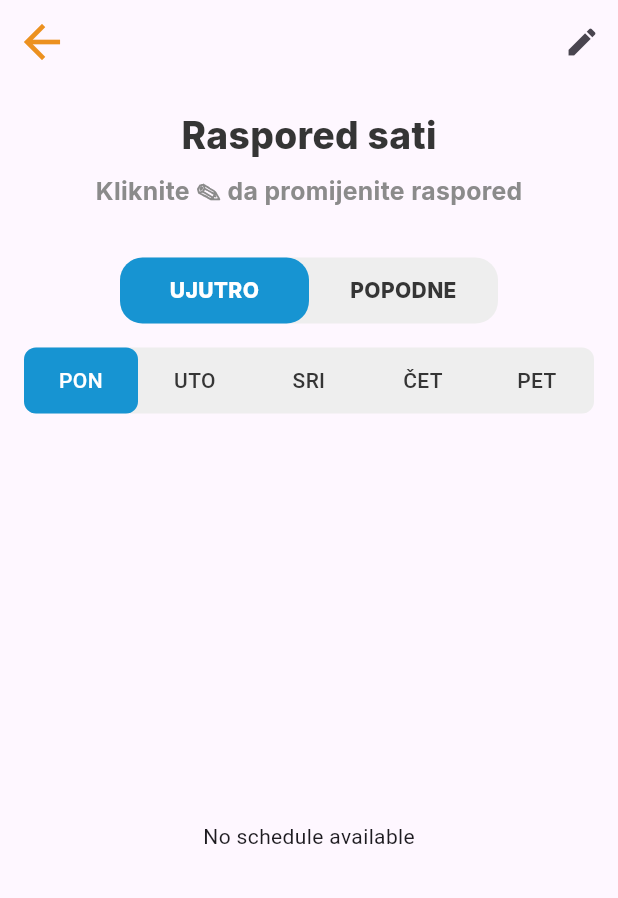
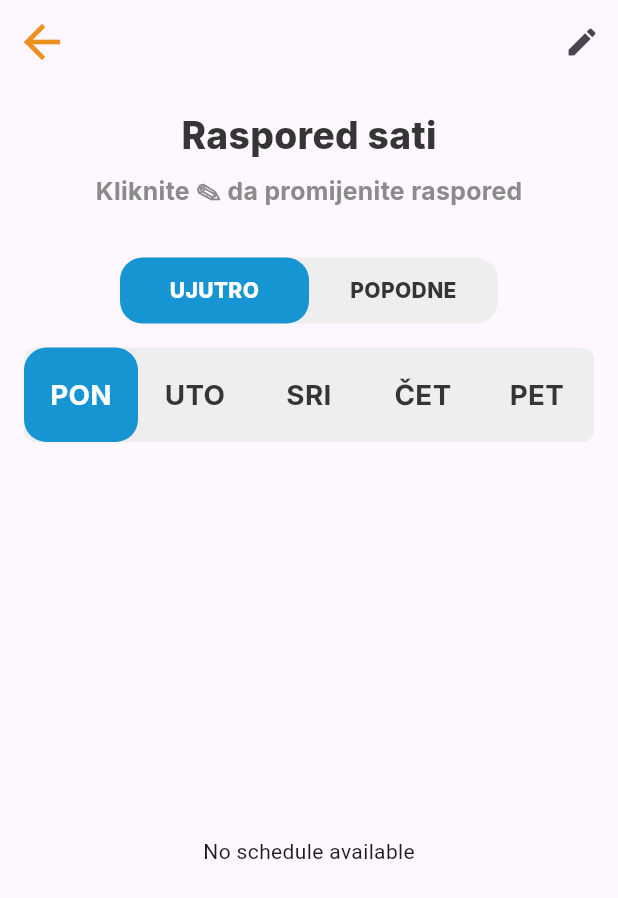
Before and after one commit to Aschmenzy/Odlikas_Flutter, a Flutter app: the SchedulePage screen opened directly, on a phone screen of 412 x 824 dp. Shown: the top 898 px of the screen. Run offline on Flutter 3.47's test engine with Material 3 defaults, Android fonts, the light colour scheme and no system bars; our stand-ins replace cloud_firestore, dotted_border, file_picker, firebase_core, flutter_dotenv, google_fonts and 4 more; missing offline and left inert: mobile_scanner, syncfusion_flutter_pdfviewer; accounts and stored records are empty; network calls fail.

Commit message:
LoginPage, HomePage, Schedule Page
----------------------------Schedule Page------------------------
refactor time button and day selector components for improved styling and functionality

--------------------------Home Page ------------------------------
Added scheduleCard and gradivoHr card

**gradivo hr card
when the card is clikced it leads to the gradivo.hr webstile

**schedule card
when the card si clicked it leads to the schedule Page
stiil need to add the display of your next subject

-------------------login page-------------------------
fixed an error if there is an accout writen with an uppecase first letter it doesnt create a new account

```diff
--- a/odlikas_mobilna/lib/pages/LoginPages/login_page.dart
+++ b/odlikas_mobilna/lib/pages/LoginPages/login_page.dart
@@ -224,8 +224,8 @@ class _LoginPageState extends State<LoginPage> {
                 fontSize: 24,
                 buttonText: "PRIJAVI SE",
                 ontap: () {
-                  handleLogin(
-                      context, emailController.text, passwordController.text);
+                  handleLogin(context, emailController.text.toLowerCase(),
+                      passwordController.text);
                 },
                 height: MediaQuery.of(context).size.width * 0.175,
                 width: MediaQuery.of(context).size.width * 1,
--- a/odlikas_mobilna/lib/pages/SchedulePage/Widgets/daySelector.dart
+++ b/odlikas_mobilna/lib/pages/SchedulePage/Widgets/daySelector.dart
@@ -1,4 +1,5 @@
 import 'package:flutter/material.dart';
+import 'package:google_fonts/google_fonts.dart';
 import 'package:odlikas_mobilna/constants/constants.dart';
 
 class DaySelector extends StatelessWidget {
@@ -46,21 +47,25 @@ class _DayButton extends StatelessWidget {
 
   @override
   Widget build(BuildContext context) {
+    final screenWidth = MediaQuery.of(context).size.width;
     return Expanded(
       child: GestureDetector(
         onTap: onTap,
         child: Container(
-          padding: const EdgeInsets.symmetric(vertical: 12),
+          padding: const EdgeInsets.symmetric(
+            vertical: 18,
+          ),
           decoration: BoxDecoration(
             color: isSelected ? AppColors.primary : Colors.transparent,
-            borderRadius: BorderRadius.circular(8),
+            borderRadius: BorderRadius.circular(15),
           ),
           child: Text(
             day.substring(0, 3),
             textAlign: TextAlign.center,
-            style: TextStyle(
+            style: GoogleFonts.inter(
               color: isSelected ? Colors.white : AppColors.secondary,
-              fontWeight: FontWeight.w500,
+              fontWeight: FontWeight.w700,
+              fontSize: screenWidth * 0.045,
             ),
           ),
         ),
--- a/odlikas_mobilna/lib/pages/SchedulePage/Widgets/timeButton.dart
+++ /dev/null
@@ -1,39 +0,0 @@
-import 'package:flutter/material.dart';
-import 'package:google_fonts/google_fonts.dart';
-import 'package:odlikas_mobilna/constants/constants.dart';
-
-class TimeButton extends StatelessWidget {
-  final String title;
-  final bool isSelected;
-  final VoidCallback onTap;
-
-  const TimeButton({
-    required this.title,
-    required this.isSelected,
-    required this.onTap,
-  });
-
-  @override
-  Widget build(BuildContext context) {
-    return Expanded(
-      child: GestureDetector(
-        onTap: onTap,
-        child: Container(
-          padding: const EdgeInsets.symmetric(vertical: 12),
-          decoration: BoxDecoration(
-            color: isSelected ? AppColors.primary : Colors.transparent,
-            borderRadius: BorderRadius.circular(15),
-          ),
-          child: Text(
-            title,
-            textAlign: TextAlign.center,
-            style: GoogleFonts.inter(
-              color: isSelected ? Colors.white : AppColors.secondary,
-              fontWeight: FontWeight.w800,
-            ),
-          ),
-        ),
-      ),
-    );
-  }
-}
--- a/odlikas_mobilna/lib/pages/SchedulePage/Widgets/timeSelector.dart
+++ b/odlikas_mobilna/lib/pages/SchedulePage/Widgets/timeSelector.dart
@@ -1,5 +1,6 @@
 import 'package:flutter/material.dart';
-import 'package:odlikas_mobilna/pages/SchedulePage/Widgets/timeButton.dart';
+import 'package:google_fonts/google_fonts.dart';
+import 'package:odlikas_mobilna/constants/constants.dart';
 
 class TimeSelector extends StatelessWidget {
   final bool isMorning;
@@ -21,12 +22,12 @@ class TimeSelector extends StatelessWidget {
       ),
       child: Row(
         children: [
-          TimeButton(
+          _TimeButton(
             title: 'UJUTRO',
             isSelected: isMorning,
             onTap: () => onChanged(true),
           ),
-          TimeButton(
+          _TimeButton(
             title: 'POPODNE',
             isSelected: !isMorning,
             onTap: () => onChanged(false),
@@ -36,3 +37,39 @@ class TimeSelector extends StatelessWidget {
     );
   }
 }
+
+class _TimeButton extends StatelessWidget {
+  final String title;
+  final bool isSelected;
+  final VoidCallback onTap;
+
+  const _TimeButton({
+    required this.title,
+    required this.isSelected,
+    required this.onTap,
+  });
+
+  @override
+  Widget build(BuildContext context) {
+    return Expanded(
+      child: GestureDetector(
+        onTap: onTap,
+        child: Container(
+          padding: const EdgeInsets.symmetric(vertical: 12),
+          decoration: BoxDecoration(
+            color: isSelected ? AppColors.primary : Colors.transparent,
+            borderRadius: BorderRadius.circular(15),
+          ),
+          child: Text(
+            title,
+            textAlign: TextAlign.center,
+            style: GoogleFonts.inter(
+              color: isSelected ? Colors.white : AppColors.secondary,
+              fontWeight: FontWeight.w800,
+            ),
+          ),
+        ),
+      ),
+    );
+  }
+}
--- a/odlikas_mobilna/lib/pages/SettingsPages/settings_page.dart
+++ b/odlikas_mobilna/lib/pages/SettingsPages/settings_page.dart
@@ -157,12 +157,13 @@ class _SettingsPageState extends State<SettingsPage> {
                             ),
                           ],
                         ),
-                        SizedBox(width: screenWidth * 0.04),
+                        Spacer(),
                         Icon(
                           Ionicons.chevron_forward_outline,
                           color: AppColors.accent,
                           size: screenWidth * 0.06,
-                        )
+                        ),
+                        SizedBox(width: screenWidth * 0.01),
                       ],
                     ),
                   ),
--- a/odlikas_mobilna/pubspec.yaml
+++ b/odlikas_mobilna/pubspec.yaml
@@ -49,6 +49,7 @@ dependencies:
   path_provider: ^2.1.5
   syncfusion_flutter_pdfviewer: ^28.2.3
   flutter_launcher_icons: ^0.14.3
+  url_launcher: ^6.3.1
 
 flutter_launcher_icons:
   android: "launcher_icon"
@@ -80,6 +81,7 @@ flutter:
     - .env
     - assets/images/
     - assets/animations/
+    - assets/icon/
 
   # An image asset can refer to one or more resolution-specific "variants", see
   # https://flutter.dev/to/resolution-aware-images
```
Also changed, not shown: odlikas_mobilna/lib/pages/HomePage/Widgets/gradesCard.dart (+17 -5 lines), odlikas_mobilna/lib/pages/HomePage/Widgets/gradivoCard.dart (added, +80 -0 lines), odlikas_mobilna/lib/pages/HomePage/Widgets/scheduleCard.dart (added, +84 -0 lines), odlikas_mobilna/lib/pages/HomePage/home_page.dart (+16 -1 lines), odlikas_mobilna/lib/pages/SchedulePage/Widgets/subjectTitle.dart (+5 -4 lines), odlikas_mobilna/assets/icon/gradivo.png (added), odlikas_mobilna/assets/icon/logo.png (renamed from odlikas_mobilna/assets/icon/image.png), odlikas_mobilna/pubspec.lock.
